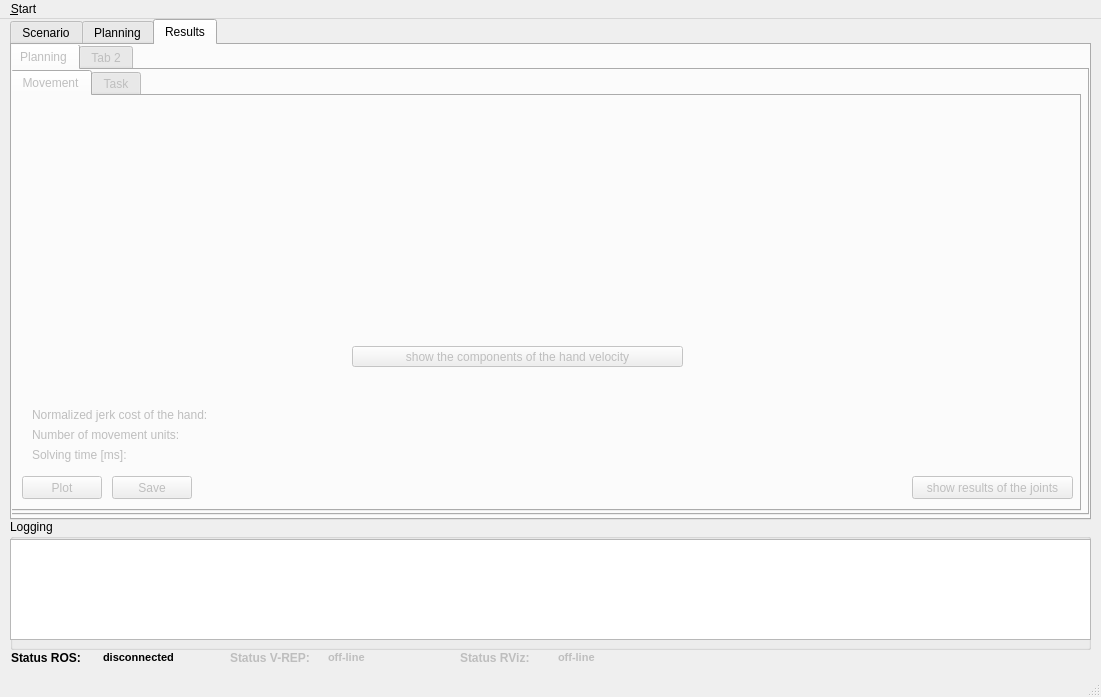
This is ui/main_window.ui in zohannn/motion_manager as Qt 5 draws it before an edit. The edited form follows.
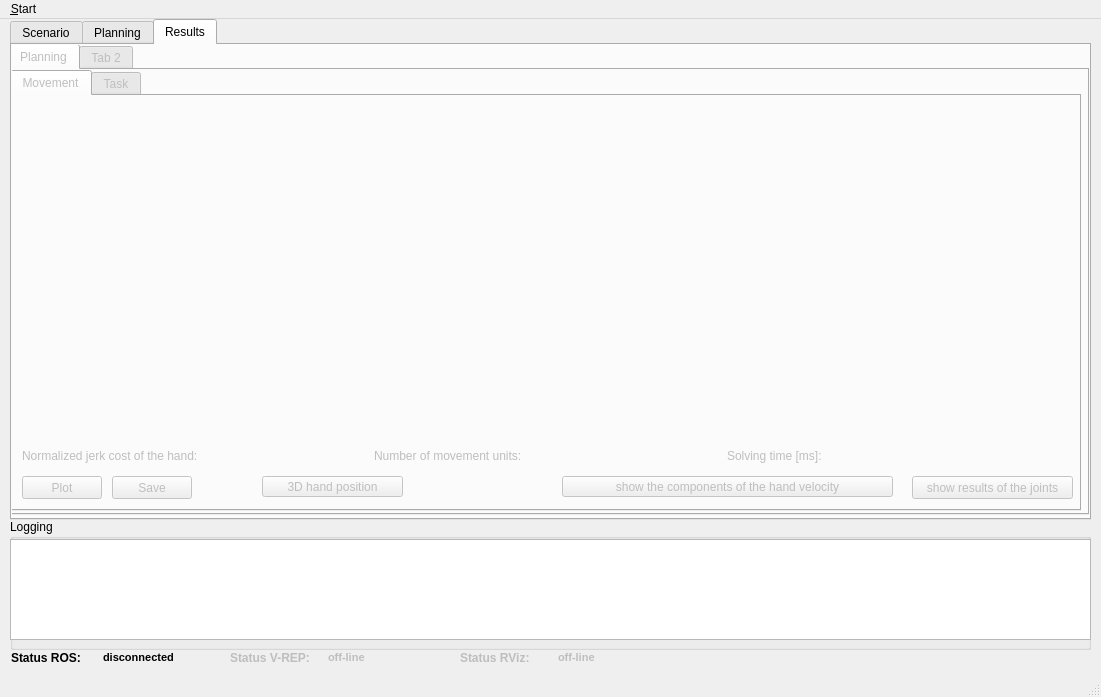
This is the edited form. The open tabs and pages were chosen to show the change. Icons and pictures are not drawn. Custom widgets are drawn as their Qt base class.

Commit message: added 3d plot features

Diff of the .ui file:
```diff
--- a/ui/main_window.ui
+++ b/ui/main_window.ui
@@ -1060,16 +1060,6 @@
          <attribute name="title">
           <string>Movement</string>
          </attribute>
-         <widget class="QCustomPlot" name="plot_hand_vel_mov" native="true">
-          <property name="geometry">
-           <rect>
-            <x>340</x>
-            <y>10</y>
-            <width>330</width>
-            <height>230</height>
-           </rect>
-          </property>
-         </widget>
          <widget class="QPushButton" name="pushButton_joints_results_mov">
           <property name="geometry">
            <rect>
@@ -1096,15 +1086,56 @@
            <string>Plot</string>
           </property>
          </widget>
-         <widget class="QWidget" name="layoutWidget_2">
+         <widget class="QPushButton" name="pushButton_comp_hand_vel_mov">
           <property name="geometry">
            <rect>
-            <x>20</x>
-            <y>310</y>
+            <x>550</x>
+            <y>380</y>
             <width>331</width>
-            <height>17</height>
+            <height>21</height>
            </rect>
           </property>
+          <property name="text">
+           <string>show the components of the hand velocity</string>
+          </property>
+         </widget>
+         <widget class="QPushButton" name="pushButton_save_res_mov">
+          <property name="geometry">
+           <rect>
+            <x>100</x>
+            <y>380</y>
+            <width>80</width>
+            <height>23</height>
+           </rect>
+          </property>
+          <property name="text">
+           <string>Save</string>
+          </property>
+         </widget>
+         <widget class="QPushButton" name="pushButton_plot_hand_pos_mov">
+          <property name="geometry">
+           <rect>
+            <x>250</x>
+            <y>380</y>
+            <width>141</width>
+            <height>21</height>
+           </rect>
+          </property>
+          <property name="text">
+           <string>3D hand position</string>
+          </property>
+         </widget>
+         <widget class="QWidget" name="layoutWidget">
+          <property name="geometry">
+           <rect>
+            <x>10</x>
+            <y>350</y>
+            <width>1051</width>
+            <height>20</height>
+           </rect>
+          </property>
+          <layout class="QHBoxLayout" name="horizontalLayout_2">
+           <item>
           <layout class="QHBoxLayout" name="horizontalLayout_3">
            <item>
             <widget class="QLabel" name="label_cost_hand">
@@ -1121,55 +1152,8 @@
             </widget>
            </item>
           </layout>
-         </widget>
-         <widget class="QPushButton" name="pushButton_comp_hand_vel_mov">
-          <property name="geometry">
-           <rect>
-            <x>340</x>
-            <y>250</y>
-            <width>331</width>
-            <height>21</height>
-           </rect>
-          </property>
-          <property name="text">
-           <string>show the components of the hand velocity</string>
-          </property>
-         </widget>
-         <widget class="QWidget" name="layoutWidget_3">
-          <property name="geometry">
-           <rect>
-            <x>20</x>
-            <y>350</y>
-            <width>331</width>
-            <height>17</height>
-           </rect>
-          </property>
-          <layout class="QHBoxLayout" name="horizontalLayout_4">
-           <item>
-            <widget class="QLabel" name="label_cost_hand_2">
-             <property name="text">
-              <string>Solving time [ms]:</string>
-             </property>
-            </widget>
            </item>
            <item>
-            <widget class="QLabel" name="label_solving_time">
-             <property name="text">
-              <string/>
-             </property>
-            </widget>
-           </item>
-          </layout>
-         </widget>
-         <widget class="QWidget" name="layoutWidget_4">
-          <property name="geometry">
-           <rect>
-            <x>20</x>
-            <y>330</y>
-            <width>331</width>
-            <height>17</height>
-           </rect>
-          </property>
           <layout class="QHBoxLayout" name="horizontalLayout_5">
            <item>
             <widget class="QLabel" name="label_cost_hand_3">
@@ -1186,19 +1170,44 @@
             </widget>
            </item>
           </layout>
-         </widget>
-         <widget class="QPushButton" name="pushButton_save_res_mov">
+           </item>
+           <item>
+            <layout class="QHBoxLayout" name="horizontalLayout_4">
+             <item>
+              <widget class="QLabel" name="label_cost_hand_2">
+               <property name="text">
+                <string>Solving time [ms]:</string>
+               </property>
+              </widget>
+             </item>
+             <item>
+              <widget class="QLabel" name="label_solving_time">
+               <property name="text">
+                <string/>
+               </property>
+              </widget>
+             </item>
+            </layout>
+           </item>
+          </layout>
+         </widget>
+         <widget class="QWidget" name="layoutWidget">
           <property name="geometry">
            <rect>
-            <x>100</x>
-            <y>380</y>
-            <width>80</width>
-            <height>23</height>
+            <x>10</x>
+            <y>10</y>
+            <width>1051</width>
+            <height>331</height>
            </rect>
           </property>
-          <property name="text">
-           <string>Save</string>
-          </property>
+          <layout class="QHBoxLayout" name="horizontalLayout_11">
+           <item>
+            <widget class="QWidget" name="plot_hand_pos_mov" native="true"/>
+           </item>
+           <item>
+            <widget class="QCustomPlot" name="plot_hand_vel_mov" native="true"/>
+           </item>
+          </layout>
          </widget>
         </widget>
         <widget class="QWidget" name="tab_results_plan_task">
```
Lines whose indentation alone changed are shown as unchanged. The commit also changes 3 other files.
